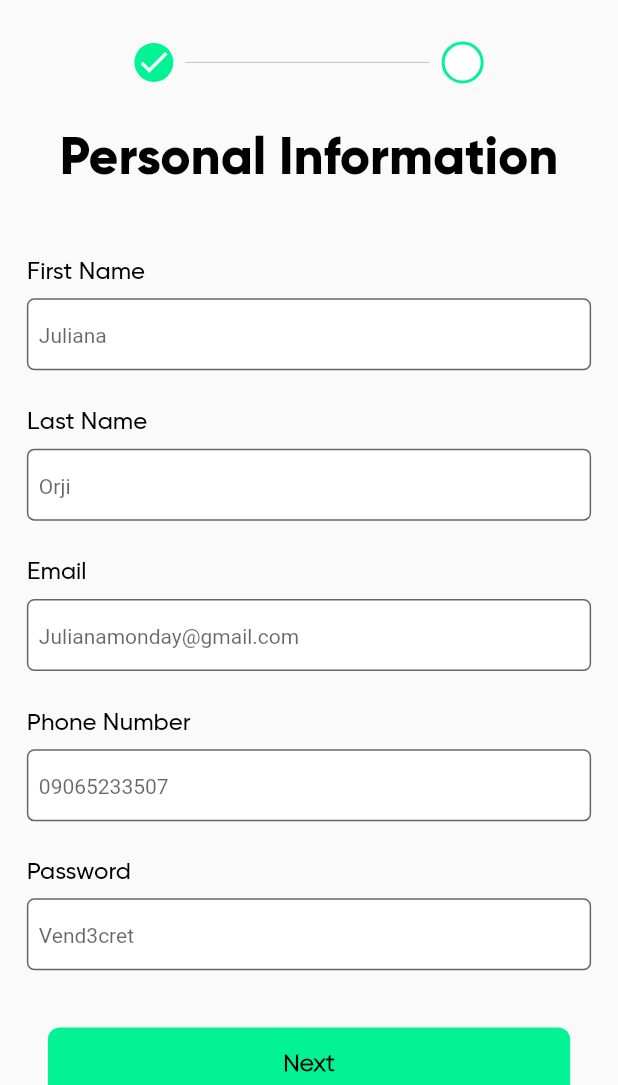
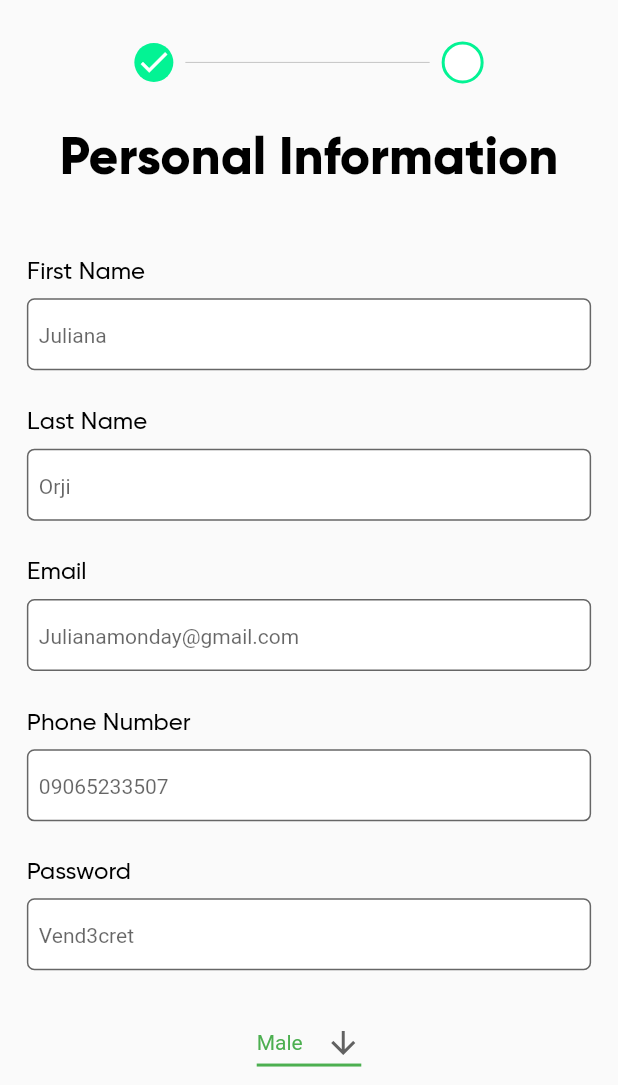
Before and after one commit to ConvexityTeam/chats-beneficiary, a Flutter app: the SignUpView screen opened by its route, on a phone screen of 412 x 824 dp, the part 151-1236 px from its top. Run offline on Flutter 3.47's test engine with Material 2 defaults, Android fonts, the phone set to English and light mode, and no system bars; our stand-ins replace carousel_slider, date_format, fl_chart, flutter_datetime_picker, font_awesome_flutter, get_it and 2 more; missing offline and left inert: flutter_barcode_scanner; accounts and stored records are empty; generated files the repository leaves out were written again.

```diff
--- a/lib/models/beneficiary_user_model.dart
+++ b/lib/models/beneficiary_user_model.dart
@@ -1,30 +1,41 @@
-part 'beneficiary_user_model.g.dart';
+import 'package:flutter/foundation.dart';
 
-class BeneficiaryUserModel {
-  String referal_id = "";
-  String OrganisationId = "2";
-  String first_name = "";
-  String last_name = "";
-  String email = "";
-  String phone = "";
-  String password = "";
-  int status = 0;
-  String bvn = "";
-  String location = "";
-  String long = "";
-  String lat = "";
-  String profile_pic = "";
-  String nfc = "";
-  String pin = "";
-  String blockchain_address = "";
-  String address = "";
-  String last_login = "";
-  String marital_status = "";
-  String gender = "";
+class BeneficiaryUser {
+  final String firstName;
+  final String lastName;
+  final String email;
+  final String phone;
+  final String password;
+  String profilePic;
+  final String gender;
+  final String dob;
 
-  BeneficiaryUserModel();
-  factory BeneficiaryUserModel.fromJson(Map<String, dynamic> json) =>
-      _$BeneficiaryUserModelFromJson(json);
+  BeneficiaryUser(
+      {@required this.firstName,
+      @required this.lastName,
+      @required this.email,
+      @required this.phone,
+      @required this.password,
+      this.profilePic,
+      @required this.gender,
+      @required this.dob});
 
-  Map<String, dynamic> toJson() => _$BeneficiaryUserModelToJson(this);
+  BeneficiaryUser.fromJson(Map<String, dynamic> parsedJson)
+      : firstName = parsedJson['firstName'],
+        phone = parsedJson['phone'],
+        password = parsedJson['password'],
+        email = parsedJson['email'],
+        gender = parsedJson['gender'],
+        dob = parsedJson['dob'],
+        lastName = parsedJson['lastName ='];
+
+  Map<String, dynamic> toJson() => {
+        'firstName': firstName,
+        'email': email,
+        'gender': gender,
+        'password': password,
+        'dob': dob,
+        'lastName': lastName,
+        'phone': phone,
+      };
 }
--- a/lib/screens/Home/view_models/sign_upVM.dart
+++ b/lib/screens/Home/view_models/sign_upVM.dart
@@ -118,7 +118,7 @@ class SignUpVM extends BaseProviderModel {
     notifyListeners();
   }
 
-  register(BeneficiaryUserModel model, BuildContext context) async {
+  register(BeneficiaryUser model, BuildContext context) async {
     // model.profile_pic = profilePicture;
     savingUser = true;
     signUpErrorMessage = '';
--- a/lib/screens/auth/sign-up.dart
+++ b/lib/screens/auth/sign-up.dart
@@ -7,6 +7,7 @@ import 'package:CHATS/utils/otp_pin.dart';
 import 'package:CHATS/utils/text.dart';
 import 'package:CHATS/utils/ui_helper.dart';
 import 'package:flutter/material.dart';
+import 'package:flutter_datetime_picker/flutter_datetime_picker.dart';
 
 class SignUpView extends StatefulWidget {
   @override
@@ -14,6 +15,8 @@ class SignUpView extends StatefulWidget {
 }
 
 class _SignUpViewState extends State<SignUpView> {
+  String _genderDropdownValue = 'Male';
+  String _selectedDate = '';
   @override
   Widget build(BuildContext context) {
     final size = MediaQuery.of(context).size;
@@ -115,9 +118,6 @@ class _SignUpViewState extends State<SignUpView> {
           ),
           CustomTextField(
             controller: firstNameController,
-            onSaved: (val) {
-              userModel.first_name = val;
-            },
             validateFn: (val) {
               if (val.isEmpty) return 'Cannot be empty';
             },
@@ -130,9 +130,6 @@ class _SignUpViewState extends State<SignUpView> {
           ),
           CustomTextField(
             controller: lastNameController,
-            onSaved: (val) {
-              userModel.last_name = val;
-            },
             label: CustomText(
               text: 'Last Name',
               fontSize: 16,
@@ -145,9 +142,6 @@ class _SignUpViewState extends State<SignUpView> {
           ),
           CustomTextField(
             controller: emailController,
-            onSaved: (val) {
-              userModel.email = val;
-            },
             label: CustomText(
               text: 'Email',
               fontSize: 16,
@@ -160,9 +154,6 @@ class _SignUpViewState extends State<SignUpView> {
           ),
           CustomTextField(
             controller: phoneController,
-            onSaved: (val) {
-              userModel.phone = val;
-            },
             label: CustomText(
               text: 'Phone Number',
               fontSize: 16,
@@ -175,9 +166,6 @@ class _SignUpViewState extends State<SignUpView> {
           ),
           CustomTextField(
             controller: phoneController,
-            onSaved: (val) {
-              userModel.phone = val;
-            },
             label: CustomText(
               text: 'Password',
               fontSize: 16,
@@ -188,6 +176,49 @@ class _SignUpViewState extends State<SignUpView> {
             },
             hintText: 'Vend3cret',
           ),
+          DropdownButton<String>(
+            value: _genderDropdownValue,
+            icon: const Icon(Icons.arrow_downward),
+            iconSize: 24,
+            elevation: 16,
+            style: const TextStyle(color: Colors.green),
+            underline: Container(
+              height: 2,
+              color: Colors.green,
+            ),
+            onChanged: (String newValue) {
+              setState(() {
+                _genderDropdownValue = newValue;
+              });
+            },
+            items: <String>[
+              'Male',
+              'Female',
+            ].map<DropdownMenuItem<String>>((String value) {
+              return DropdownMenuItem<String>(
+                value: value,
+                child: Text(value),
+              );
+            }).toList(),
+          ),
+          FlatButton(
+              onPressed: () {
+                DatePicker.showDatePicker(context,
+                    showTitleActions: true,
+                    minTime: DateTime(1940, 3, 5),
+                    maxTime: DateTime.now(),
+                    onChanged: (date) {}, onConfirm: (date) {
+                  print('change $date');
+
+                  setState(() {
+                    // _selectedDate =;
+                  });
+                }, currentTime: DateTime.now(), locale: LocaleType.en);
+              },
+              child: Text(
+                'Pick Birthday',
+                style: TextStyle(color: Colors.blue),
+              )),
           CustomButton(
               children: [
                 CustomText(
@@ -289,7 +320,16 @@ class _SignUpViewState extends State<SignUpView> {
                           !model.savingUser ? Constants.purple : Colors.black)))
             ],
             onTap: () {
-              model.register(userModel, context);
+              model.register(
+                  BeneficiaryUser(
+                      firstName: firstNameController.text,
+                      lastName: lastNameController.text,
+                      email: emailController.text,
+                      phone: phoneController.text,
+                      password: passwordController.text,
+                      gender: _genderDropdownValue,
+                      dob: _selectedDate),
+                  context);
             },
             mainAxisAlignment: model.savingUser
                 ? MainAxisAlignment.end
@@ -365,8 +405,6 @@ class _SignUpViewState extends State<SignUpView> {
   TextEditingController passwordController =
       new TextEditingController(text: '');
 
-  BeneficiaryUserModel userModel = new BeneficiaryUserModel();
-
   final myKey = GlobalKey<FormState>();
   int _formStage = 1;
 }
--- a/lib/utils/saver.dart
+++ b/lib/utils/saver.dart
@@ -4,7 +4,7 @@ import 'package:shared_preferences/shared_preferences.dart';
 
 class Saver {
   static String token;
-  static BeneficiaryUserModel user;
+  static BeneficiaryUser user;
   static bool isNewlyInstalled = true;
 
   static saveToken(String token) async {
```
Also changed, not shown: lib/api/authentication_service.dart (+7 -10 lines), lib/models/beneficiary_user_model.g.dart (deleted).
